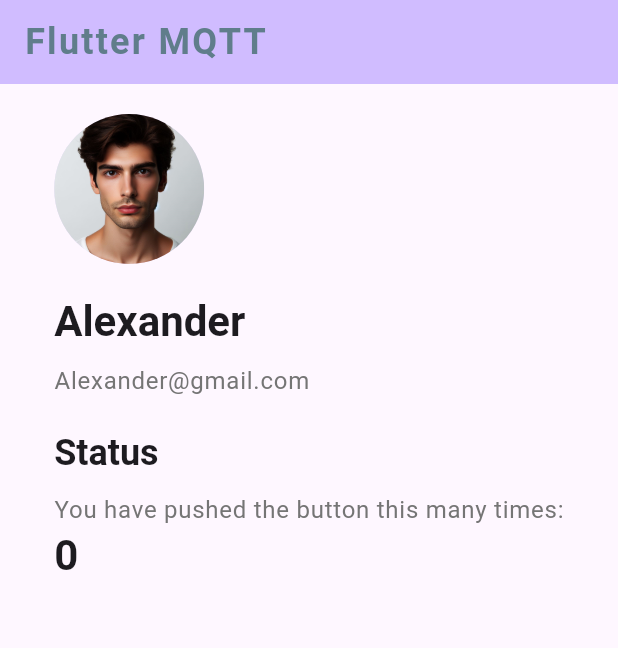
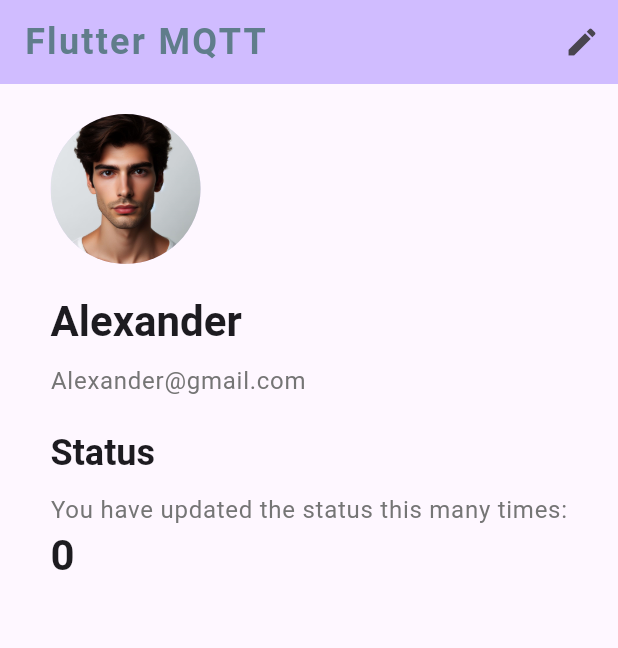
Before and after one commit to anwin-kp/mqtt_example_flutter, a Flutter app: the screen it shows after launch, on a phone screen of 412 x 824 dp. Shown: the top 648 px of the screen. Run offline on Flutter 3.47's test engine with Material 3 defaults, Android fonts, the phone set to English and light mode, and no system bars; our stand-ins replace another_flushbar, flutter_screenutil, page_transition; missing offline and left inert: mqtt_client.

Commit message:
mqtt message publishing added

```diff
--- a/lib/main.dart
+++ b/lib/main.dart
@@ -2,8 +2,6 @@ import 'package:flutter/material.dart';
 import 'package:flutter_screenutil/flutter_screenutil.dart';
 import 'package:provider/provider.dart';
 
-import 'models/user_model.dart';
-import 'shared/helper/app_images.dart';
 import 'shared/helper/constants.dart';
 import 'viewmodels/dependency_change_view_model.dart';
 import 'viewmodels/home_viewmodel.dart';
@@ -36,18 +34,13 @@ class MyApp extends StatelessWidget {
           ),
         ],
         child: MaterialApp(
-           navigatorKey: appNavigatorKey,
+          navigatorKey: appNavigatorKey,
           debugShowCheckedModeBanner: false,
           title: 'Flutter MQTT Demo',
           theme: ThemeData(
             useMaterial3: true,
           ),
-          home: MyHomePage(
-            user: User(
-                name: "Alexander",
-                email: "Alexander@gmail.com",
-                imageUrl: AppImages.userImage),
-          ),
+          home: const MyHomePage(),
         ),
       ),
     );
--- a/lib/shared/helper/constants.dart
+++ b/lib/shared/helper/constants.dart
@@ -3,10 +3,21 @@ import 'package:flutter/material.dart';
 class Constants {
   Constants._();
   static const Size kGlobalSize = Size(360, 690);
+
+  //! MQTT Data Constants
   static const int kMQTTWaitTimeInSecond = 5;
   static const String kMQTTHostName = 'broker.emqx.io';
   static const int kMQTTPort = 1883;
   static const String kMQTTUserName = 'anwin_kp_11';
   static const String kMQTTPassword = '123456';
   static const String kMQTTIdentifierPrefix = 'mqttx_cb7c781a-';
+
+  //! Common Constants
+  static const String mqttDataUpdatedSuccessText = 'Data Updated Successfully';
+  static const String updateCapsText = 'UPDATE';
+  static const String taskInProgressText = 'task_inprogress';
+  static const String taskFailedText = 'task_failed';
+  static const String taskCompletedText = 'task_completed';
+  static const String countText = 'count';
+  static const String messageText = 'message';
 }
--- a/lib/viewmodels/home_viewmodel.dart
+++ b/lib/viewmodels/home_viewmodel.dart
@@ -1,9 +1,20 @@
 import 'package:flutter/material.dart';
+import 'package:mqtt_example_flutter/main.dart';
 import 'package:mqtt_example_flutter/models/mqtt_response_model.dart';
 
+import '../models/user_model.dart';
+import '../shared/helper/app_images.dart';
+import '../shared/helper/constants.dart';
+import '../shared/helper/route.dart';
+import '../shared/helper/utility.dart';
 import '../shared/services/mqtt_repo.dart';
 
 class HomeViewModel extends ChangeNotifier {
+  final Utility _utility = Utility();
+  User user = User(
+      name: "Alexander",
+      email: "Alexander@gmail.com",
+      imageUrl: AppImages.userImage);
   bool _loading = false;
   int _counter = 0;
   late MqttResponseModel _mqttResponse;
@@ -39,5 +50,12 @@ class HomeViewModel extends ChangeNotifier {
 
   void publishMqttMessage(Map<String, dynamic> message) {
     _mqttRepository.publishMessage(message);
+
+    Navigator.of(appNavigatorKey.currentContext!).pushAndRemoveUntil(
+      createHomeScreenRoute(),
+      (Route<dynamic> route) => false,
+    );
+    _utility.showDoneFlushbar(
+        Constants.mqttDataUpdatedSuccessText, appNavigatorKey.currentContext!);
   }
 }
--- a/lib/views/home_screen.dart
+++ b/lib/views/home_screen.dart
@@ -1,15 +1,16 @@
 import 'package:flutter/material.dart';
+import 'package:mqtt_example_flutter/shared/helper/route.dart';
 import 'package:provider/provider.dart';
 
-import '../models/user_model.dart';
 import '../shared/services/mqtt_repo.dart';
 import '../viewmodels/dependency_change_view_model.dart';
 import '../viewmodels/home_viewmodel.dart';
+import '../widgets/custom_appbars.dart';
 
 class MyHomePage extends StatefulWidget {
-  const MyHomePage({super.key, required this.user});
+  const MyHomePage({super.key,});
 
-  final User user;
+
 
   @override
   State<MyHomePage> createState() => _MyHomePageState();
@@ -29,18 +30,14 @@ class _MyHomePageState extends State<MyHomePage> {
     return Consumer2<HomeViewModel, LifecycleHandler>(
       builder: (context, homeViewModel, lifecycleHandler, child) {
         return Scaffold(
-          appBar: AppBar(
-            backgroundColor: Theme.of(context).colorScheme.inversePrimary,
-            title: const Text(
-              "Flutter MQTT",
-              style: TextStyle(
-                fontSize: 24,
-                fontWeight: FontWeight.bold,
-                color: Colors.blueGrey,
-                fontFamily: "Roboto",
-                letterSpacing: 1.5,
-              ),
-            ),
+          appBar: CustomAppBar(
+            title: "Flutter MQTT",
+            onActionPressed: () {
+              Navigator.push(
+                context,
+                createEditScreenRoute(),
+              );
+            },
           ),
           body: SingleChildScrollView(
             child: Column(
@@ -52,12 +49,12 @@ class _MyHomePageState extends State<MyHomePage> {
                       crossAxisAlignment: CrossAxisAlignment.start,
                       children: <Widget>[
                         CircleAvatar(
-                          backgroundImage: AssetImage(widget.user.imageUrl),
+                          backgroundImage: AssetImage(homeViewModel.user.imageUrl),
                           radius: 50,
                         ),
                         const SizedBox(height: 20),
                         Text(
-                          widget.user.name,
+                          homeViewModel.user.name,
                           style: Theme.of(context)
                               .textTheme
                               .headlineMedium!
@@ -65,7 +62,7 @@ class _MyHomePageState extends State<MyHomePage> {
                         ),
                         const SizedBox(height: 10),
                         Text(
-                          widget.user.email,
+                          homeViewModel.user.email,
                           style: Theme.of(context)
                               .textTheme
                               .bodyLarge!
@@ -81,7 +78,7 @@ class _MyHomePageState extends State<MyHomePage> {
                         ),
                         const SizedBox(height: 10),
                         Text(
-                          'You have pushed the button this many times:',
+                          'You have updated the status this many times:',
                           style: Theme.of(context)
                               .textTheme
                               .bodyLarge!
@@ -187,13 +184,6 @@ class _MyHomePageState extends State<MyHomePage> {
           floatingActionButton: FloatingActionButton(
             onPressed: () {
               homeViewModel.incrementCounter();
-              homeViewModel.publishMqttMessage({
-                'count': 100,
-                "task_completed": 25,
-                "task_failed": 15,
-                "task_inprogress": 5,
-                'message': 'Hello, MQTT!',
-              });
             },
             tooltip: 'Increment',
             child: const Icon(Icons.add),
--- /dev/null
+++ b/lib/widgets/custom_appbars.dart
@@ -0,0 +1,35 @@
+import 'package:flutter/material.dart';
+
+class CustomAppBar extends StatelessWidget implements PreferredSizeWidget {
+  final String title;
+  final VoidCallback onActionPressed;
+
+  const CustomAppBar(
+      {super.key, required this.title, required this.onActionPressed});
+
+  @override
+  Size get preferredSize => const Size.fromHeight(kToolbarHeight);
+
+  @override
+  Widget build(BuildContext context) {
+    return AppBar(
+      backgroundColor: Theme.of(context).colorScheme.inversePrimary,
+      title: Text(
+        title,
+        style: const TextStyle(
+          fontSize: 24,
+          fontWeight: FontWeight.bold,
+          color: Colors.blueGrey,
+          fontFamily: "Roboto",
+          letterSpacing: 1.5,
+        ),
+      ),
+      actions: [
+        IconButton(
+          icon: const Icon(Icons.edit),
+          onPressed: onActionPressed,
+        ),
+      ],
+    );
+  }
+}
--- a/pubspec.yaml
+++ b/pubspec.yaml
@@ -39,6 +39,7 @@ dependencies:
   flutter_screenutil: ^5.9.0
   page_transition: ^2.1.0
   mqtt_client: ^10.0.3
+  another_flushbar: ^1.12.30
 
 dev_dependencies:
   flutter_test:
```
Also changed, not shown: lib/shared/helper/route.dart (+15 -7 lines), lib/shared/helper/utility.dart (added, +39 -0 lines), lib/views/data_editing_screen.dart (added, +133 -0 lines), lib/widgets/common_edit_textfield.dart (added, +87 -0 lines), lib/widgets/gradient_button.dart (added, +71 -0 lines), pubspec.lock.
